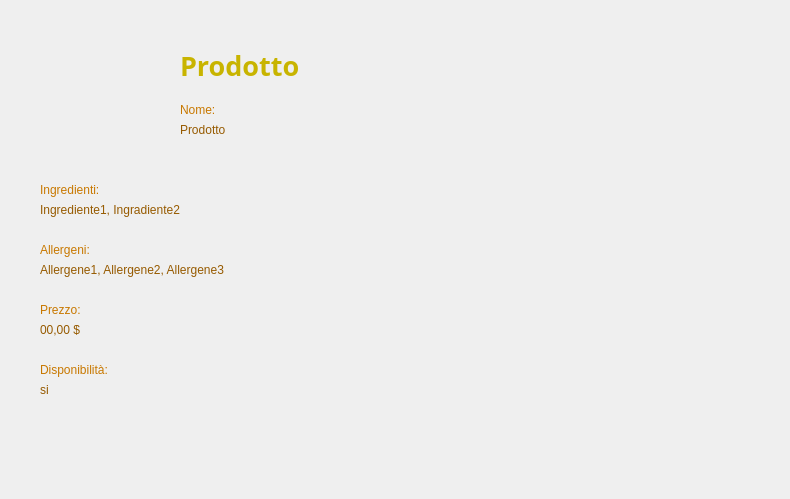
GiacomoPrincipi/CineMax, file Viste/VistaVisualizzaProdottoCliente.ui: the form before one commit.
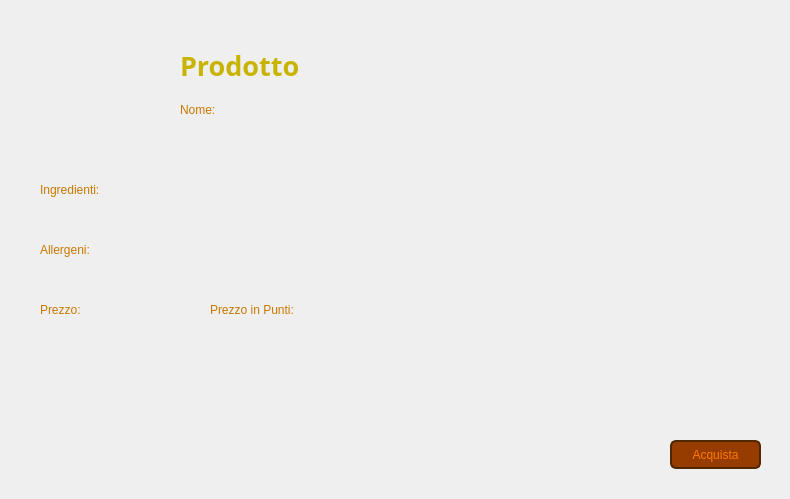
The form after the commit. Icons and pictures are not drawn. Custom widgets are drawn as their Qt base class.

The edit to the form file:
```diff
--- a/Viste/VistaVisualizzaProdottoCliente.ui
+++ b/Viste/VistaVisualizzaProdottoCliente.ui
@@ -164,7 +164,7 @@
 }</string>
    </property>
    <property name="text">
-    <string>Prodotto</string>
+    <string/>
    </property>
   </widget>
   <widget class="QLabel" name="labelIngredientiProdotto">
@@ -182,46 +182,7 @@
 }</string>
    </property>
    <property name="text">
-    <string>Ingrediente1, Ingradiente2</string>
-   </property>
-  </widget>
-  <widget class="QLabel" name="labelDisponibile">
-   <property name="geometry">
-    <rect>
-     <x>40</x>
-     <y>360</y>
-     <width>101</width>
-     <height>20</height>
-    </rect>
-   </property>
-   <property name="styleSheet">
-    <string notr="true">QLabel {
-    color: #C87800;
-}</string>
-   </property>
-   <property name="text">
-    <string>Disponibilità:</string>
-   </property>
-   <property name="alignment">
-    <set>Qt::AlignmentFlag::AlignLeading|Qt::AlignmentFlag::AlignLeft|Qt::AlignmentFlag::AlignVCenter</set>
-   </property>
-  </widget>
-  <widget class="QLabel" name="labelDisponibileProdotto">
-   <property name="geometry">
-    <rect>
-     <x>40</x>
-     <y>380</y>
-     <width>31</width>
-     <height>20</height>
-    </rect>
-   </property>
-   <property name="styleSheet">
-    <string notr="true">QLabel {
-    color: #965A00;
-}</string>
-   </property>
-   <property name="text">
-    <string>si</string>
+    <string/>
    </property>
   </widget>
   <widget class="QLabel" name="labelAllergeni">
@@ -260,7 +221,7 @@
 }</string>
    </property>
    <property name="text">
-    <string>Allergene1, Allergene2, Allergene3</string>
+    <string/>
    </property>
   </widget>
   <widget class="QLabel" name="labelPrezzo">
@@ -299,7 +260,7 @@
 }</string>
    </property>
    <property name="text">
-    <string>00,00 $</string>
+    <string/>
    </property>
   </widget>
   <widget class="QLabel" name="labelIndietroButtonCliente">
@@ -321,7 +282,79 @@
     <bool>true</bool>
    </property>
   </widget>
+  <widget class="QLabel" name="labelPrezzoPunti">
+   <property name="geometry">
+    <rect>
+     <x>210</x>
+     <y>300</y>
+     <width>111</width>
+     <height>20</height>
+    </rect>
+   </property>
+   <property name="styleSheet">
+    <string notr="true">QLabel {
+    color: #C87800;
+}</string>
+   </property>
+   <property name="text">
+    <string>Prezzo in Punti:</string>
+   </property>
+   <property name="alignment">
+    <set>Qt::AlignmentFlag::AlignLeading|Qt::AlignmentFlag::AlignLeft|Qt::AlignmentFlag::AlignVCenter</set>
+   </property>
+  </widget>
+  <widget class="QLabel" name="labelPrezzoPuntiProdotto">
+   <property name="geometry">
+    <rect>
+     <x>210</x>
+     <y>320</y>
+     <width>111</width>
+     <height>20</height>
+    </rect>
+   </property>
+   <property name="styleSheet">
+    <string notr="true">QLabel {
+    color: #965A00;
+}</string>
+   </property>
+   <property name="text">
+    <string/>
+   </property>
+  </widget>
+  <widget class="QPushButton" name="pushButtonAcquista">
+   <property name="geometry">
+    <rect>
+     <x>670</x>
+     <y>440</y>
+     <width>91</width>
+     <height>29</height>
+    </rect>
+   </property>
+   <property name="styleSheet">
+    <string notr="true">QPushButton {
+    background-color: #963C00;
+    color: #FF7800;
+    border: 2px solid #502800;
+    border-radius: 6px;
+}
+
+QPushButton:hover {
+    background-color: #C86400;
+}
+</string>
+   </property>
+   <property name="text">
+    <string>Acquista</string>
+   </property>
+  </widget>
  </widget>
+ <customwidgets>
+  <customwidget>
+   <class>ClickableLabel</class>
+   <extends>QLabel</extends>
+   <header>clickablelabel.h</header>
+  </customwidget>
+ </customwidgets>
  <resources/>
  <connections/>
 </ui>
```
Left out of the diff: 6 changed lines with no effect on the pictures.
